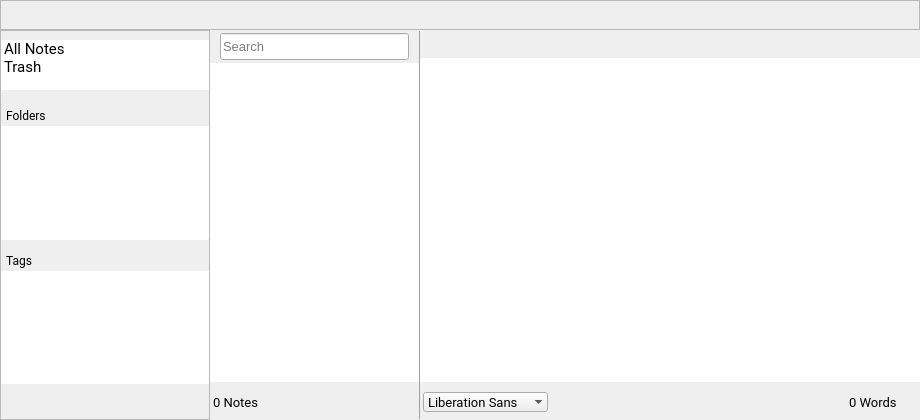
The window that src/mainwindow.ui (theshadowx/notes) describes before a commit, drawn with Qt 5.
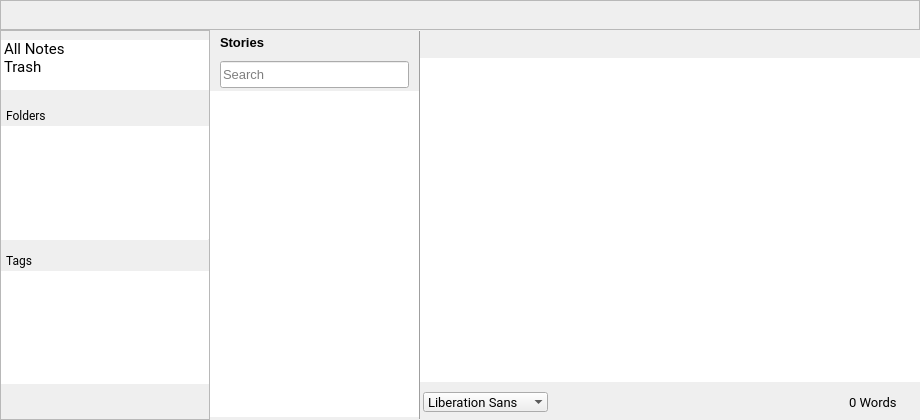
The same window after the commit. Custom widgets are drawn as their Qt base class.

Diff of the .ui file:
```diff
--- a/src/mainwindow.ui
+++ b/src/mainwindow.ui
@@ -313,6 +313,9 @@
           <property name="frameShape">
            <enum>QFrame::NoFrame</enum>
           </property>
+          <property name="showDropIndicator" stdset="0">
+           <bool>false</bool>
+          </property>
           <property name="selectionMode">
            <enum>QAbstractItemView::ExtendedSelection</enum>
           </property>
@@ -866,6 +869,12 @@
          <height>0</height>
         </size>
        </property>
+       <property name="maximumSize">
+        <size>
+         <width>900</width>
+         <height>16777215</height>
+        </size>
+       </property>
        <layout class="QGridLayout" name="gridLayout_2">
         <property name="leftMargin">
          <number>0</number>
@@ -885,7 +894,44 @@
         <property name="verticalSpacing">
          <number>3</number>
         </property>
-        <item row="0" column="0">
+        <item row="2" column="0">
+         <widget class="NoteView" name="listView">
+          <property name="sizePolicy">
+           <sizepolicy hsizetype="Expanding" vsizetype="Expanding">
+            <horstretch>0</horstretch>
+            <verstretch>0</verstretch>
+           </sizepolicy>
+          </property>
+          <property name="frameShape">
+           <enum>QFrame::NoFrame</enum>
+          </property>
+          <property name="lineWidth">
+           <number>0</number>
+          </property>
+          <property name="verticalScrollBarPolicy">
+           <enum>Qt::ScrollBarAsNeeded</enum>
+          </property>
+          <property name="horizontalScrollBarPolicy">
+           <enum>Qt::ScrollBarAlwaysOff</enum>
+          </property>
+          <property name="editTriggers">
+           <set>QAbstractItemView::NoEditTriggers</set>
+          </property>
+          <property name="showDropIndicator" stdset="0">
+           <bool>false</bool>
+          </property>
+          <property name="selectionBehavior">
+           <enum>QAbstractItemView::SelectRows</enum>
+          </property>
+          <property name="verticalScrollMode">
+           <enum>QAbstractItemView::ScrollPerPixel</enum>
+          </property>
+          <property name="resizeMode">
+           <enum>QListView::Adjust</enum>
+          </property>
+         </widget>
+        </item>
+        <item row="1" column="0">
          <widget class="QFrame" name="frameSearch">
           <property name="maximumSize">
            <size>
@@ -991,51 +1037,8 @@
           </layout>
          </widget>
         </item>
-        <item row="1" column="0">
-         <widget class="NoteView" name="listView">
-          <property name="sizePolicy">
-           <sizepolicy hsizetype="Expanding" vsizetype="Expanding">
-            <horstretch>0</horstretch>
-            <verstretch>0</verstretch>
-           </sizepolicy>
-          </property>
-          <property name="minimumSize">
-           <size>
-            <width>0</width>
-            <height>0</height>
-           </size>
-          </property>
-          <property name="baseSize">
-           <size>
-            <width>20</width>
-            <height>0</height>
-           </size>
-          </property>
-          <property name="frameShape">
-           <enum>QFrame::NoFrame</enum>
-          </property>
-          <property name="lineWidth">
-           <number>0</number>
-          </property>
-          <property name="verticalScrollBarPolicy">
-           <enum>Qt::ScrollBarAsNeeded</enum>
-          </property>
-          <property name="horizontalScrollBarPolicy">
-           <enum>Qt::ScrollBarAlwaysOff</enum>
-          </property>
-          <property name="editTriggers">
-           <set>QAbstractItemView::NoEditTriggers</set>
-          </property>
-          <property name="showDropIndicator" stdset="0">
-           <bool>false</bool>
-          </property>
-          <property name="selectionBehavior">
-           <enum>QAbstractItemView::SelectRows</enum>
-          </property>
-         </widget>
-        </item>
-        <item row="2" column="0">
-         <widget class="QFrame" name="frame_2">
+        <item row="0" column="0">
+         <widget class="QFrame" name="frameNoteButtons">
           <property name="sizePolicy">
            <sizepolicy hsizetype="Preferred" vsizetype="Minimum">
             <horstretch>0</horstretch>
@@ -1045,13 +1048,13 @@
           <property name="minimumSize">
            <size>
             <width>0</width>
-            <height>35</height>
+            <height>25</height>
            </size>
           </property>
           <property name="maximumSize">
            <size>
             <width>16777215</width>
-            <height>35</height>
+            <height>25</height>
            </size>
           </property>
           <property name="frameShape">
@@ -1061,8 +1064,11 @@
            <enum>QFrame::Raised</enum>
           </property>
           <layout class="QHBoxLayout" name="horizontalLayout_7">
+           <property name="spacing">
+            <number>0</number>
+           </property>
            <property name="leftMargin">
-            <number>3</number>
+            <number>10</number>
            </property>
            <property name="topMargin">
             <number>3</number>
@@ -1073,29 +1079,158 @@
            <property name="bottomMargin">
             <number>3</number>
            </property>
+           <item>
+            <widget class="QLabel" name="labelNotes">
+             <property name="maximumSize">
+              <size>
+               <width>45</width>
+               <height>16777215</height>
+              </size>
+             </property>
+             <property name="font">
+              <font>
+               <family>Ubuntu</family>
+               <pointsize>10</pointsize>
+               <weight>75</weight>
+               <bold>true</bold>
+              </font>
+             </property>
+             <property name="text">
+              <string>Stories</string>
+             </property>
+             <property name="alignment">
+              <set>Qt::AlignLeading|Qt::AlignLeft|Qt::AlignVCenter</set>
+             </property>
+            </widget>
+           </item>
            <item>
             <widget class="QLabel" name="noteCntLabel">
              <property name="font">
               <font>
                <family>Roboto</family>
-               <pointsize>10</pointsize>
+               <pointsize>8</pointsize>
               </font>
              </property>
              <property name="text">
-              <string>0 Notes</string>
+              <string/>
              </property>
              <property name="scaledContents">
               <bool>true</bool>
              </property>
+             <property name="alignment">
+              <set>Qt::AlignLeading|Qt::AlignLeft|Qt::AlignVCenter</set>
+             </property>
+             <property name="indent">
+              <number>5</number>
+             </property>
              <property name="textInteractionFlags">
               <set>Qt::NoTextInteraction</set>
              </property>
             </widget>
            </item>
+           <item>
+            <widget class="QPushButton" name="tagNoteButton">
+             <property name="minimumSize">
+              <size>
+               <width>18</width>
+               <height>18</height>
+              </size>
+             </property>
+             <property name="maximumSize">
+              <size>
+               <width>18</width>
+               <height>18</height>
+              </size>
+             </property>
+             <property name="cursor">
+              <cursorShape>PointingHandCursor</cursorShape>
+             </property>
+             <property name="toolTip">
+              <string>Modify the applied tags</string>
+             </property>
+             <property name="text">
+              <string/>
+             </property>
+             <property name="flat">
+              <bool>true</bool>
+             </property>
+            </widget>
+           </item>
+           <item>
+            <widget class="QPushButton" name="addNoteButton">
+             <property name="minimumSize">
+              <size>
+               <width>18</width>
+               <height>18</height>
+              </size>
+             </property>
+             <property name="maximumSize">
+              <size>
+               <width>18</width>
+               <height>18</height>
+              </size>
+             </property>
+             <property name="cursor">
+              <cursorShape>PointingHandCursor</cursorShape>
+             </property>
+             <property name="focusPolicy">
+              <enum>Qt::TabFocus</enum>
+             </property>
+             <property name="toolTip">
+              <string>Create new note</string>
+             </property>
+             <property name="flat">
+              <bool>true</bool>
+             </property>
+            </widget>
+           </item>
+           <item>
+            <widget class="QPushButton" name="deleteNoteButton">
+             <property name="sizePolicy">
+              <sizepolicy hsizetype="Preferred" vsizetype="Preferred">
+               <horstretch>0</horstretch>
+               <verstretch>0</verstretch>
+              </sizepolicy>
+             </property>
+             <property name="minimumSize">
+              <size>
+               <width>18</width>
+               <height>18</height>
+              </size>
+             </property>
+             <property name="maximumSize">
+              <size>
+               <width>18</width>
+               <height>18</height>
+              </size>
+             </property>
+             <property name="cursor">
+              <cursorShape>PointingHandCursor</cursorShape>
+             </property>
+             <property name="focusPolicy">
+              <enum>Qt::TabFocus</enum>
+             </property>
+             <property name="toolTip">
+              <string>Delete selected note</string>
+             </property>
+             <property name="text">
+              <string/>
+             </property>
+             <property name="iconSize">
+              <size>
+               <width>18</width>
+               <height>18</height>
+              </size>
+             </property>
+             <property name="flat">
+              <bool>true</bool>
+             </property>
+            </widget>
+           </item>
           </layout>
          </widget>
         </item>
-        <item row="0" column="2" rowspan="3">
+        <item row="0" column="2" rowspan="4">
          <widget class="Line" name="line">
           <property name="sizePolicy">
            <sizepolicy hsizetype="Fixed" vsizetype="Expanding">
@@ -1105,7 +1240,7 @@
           </property>
           <property name="minimumSize">
            <size>
-            <width>1</width>
+            <width>0</width>
             <height>0</height>
            </size>
           </property>
@@ -1178,31 +1313,6 @@
            <property name="bottomMargin">
             <number>2</number>
            </property>
-           <item>
-            <widget class="QPushButton" name="newNoteButton">
-             <property name="minimumSize">
-              <size>
-               <width>16</width>
-               <height>16</height>
-              </size>
-             </property>
-             <property name="maximumSize">
-              <size>
-               <width>16</width>
-               <height>16</height>
-              </size>
-             </property>
-             <property name="cursor">
-              <cursorShape>PointingHandCursor</cursorShape>
-             </property>
-             <property name="focusPolicy">
-              <enum>Qt::TabFocus</enum>
-             </property>
-             <property name="flat">
-              <bool>true</bool>
-             </property>
-            </widget>
-           </item>
            <item>
             <spacer name="horizontalSpacer_leftTrashBUtton">
              <property name="orientation">
@@ -1259,46 +1369,6 @@
              </property>
             </spacer>
            </item>
-           <item>
-            <widget class="QPushButton" name="trashButton">
-             <property name="sizePolicy">
-              <sizepolicy hsizetype="Preferred" vsizetype="Preferred">
-               <horstretch>0</horstretch>
-               <verstretch>0</verstretch>
-              </sizepolicy>
-             </property>
-             <property name="minimumSize">
-              <size>
-               <width>18</width>
-               <height>18</height>
-              </size>
-             </property>
-             <property name="maximumSize">
-              <size>
-               <width>18</width>
-               <height>18</height>
-              </size>
-             </property>
-             <property name="cursor">
-              <cursorShape>PointingHandCursor</cursorShape>
-             </property>
-             <property name="focusPolicy">
-              <enum>Qt::TabFocus</enum>
-             </property>
-             <property name="text">
-              <string/>
-             </property>
-             <property name="iconSize">
-              <size>
-               <width>18</width>
-               <height>18</height>
-              </size>
-             </property>
-             <property name="flat">
-              <bool>true</bool>
-             </property>
-            </widget>
-           </item>
           </layout>
          </widget>
         </item>
@@ -1320,9 +1390,9 @@
            <font>
             <family>Arial</family>
             <pointsize>11</pointsize>
-            <weight>50</weight>
+            <weight>75</weight>
             <italic>false</italic>
-            <bold>false</bold>
+            <bold>true</bold>
            </font>
           </property>
           <property name="focusPolicy">
@@ -1353,8 +1423,8 @@
            <string>&lt;!DOCTYPE HTML PUBLIC &quot;-//W3C//DTD HTML 4.0//EN&quot; &quot;http://www.w3.org/TR/REC-html40/strict.dtd&quot;&gt;
 &lt;html&gt;&lt;head&gt;&lt;meta name=&quot;qrichtext&quot; content=&quot;1&quot; /&gt;&lt;style type=&quot;text/css&quot;&gt;
 p, li { white-space: pre-wrap; }
-&lt;/style&gt;&lt;/head&gt;&lt;body style=&quot; font-family:'Arial'; font-size:11pt; font-weight:400; font-style:normal;&quot;&gt;
-&lt;p style=&quot;-qt-paragraph-type:empty; margin-top:0px; margin-bottom:0px; margin-left:0px; margin-right:0px; -qt-block-indent:0; text-indent:0px; font-family:'Ubuntu'; font-size:14pt;&quot;&gt;&lt;br /&gt;&lt;/p&gt;&lt;/body&gt;&lt;/html&gt;</string>
+&lt;/style&gt;&lt;/head&gt;&lt;body style=&quot; font-family:'Arial'; font-size:11pt; font-weight:600; font-style:normal;&quot;&gt;
+&lt;p style=&quot;-qt-paragraph-type:empty; margin-top:0px; margin-bottom:0px; margin-left:0px; margin-right:0px; -qt-block-indent:0; text-indent:0px; font-family:'Ubuntu'; font-size:14pt; font-weight:400;&quot;&gt;&lt;br /&gt;&lt;/p&gt;&lt;/body&gt;&lt;/html&gt;</string>
           </property>
           <property name="placeholderText">
            <string/>
```
